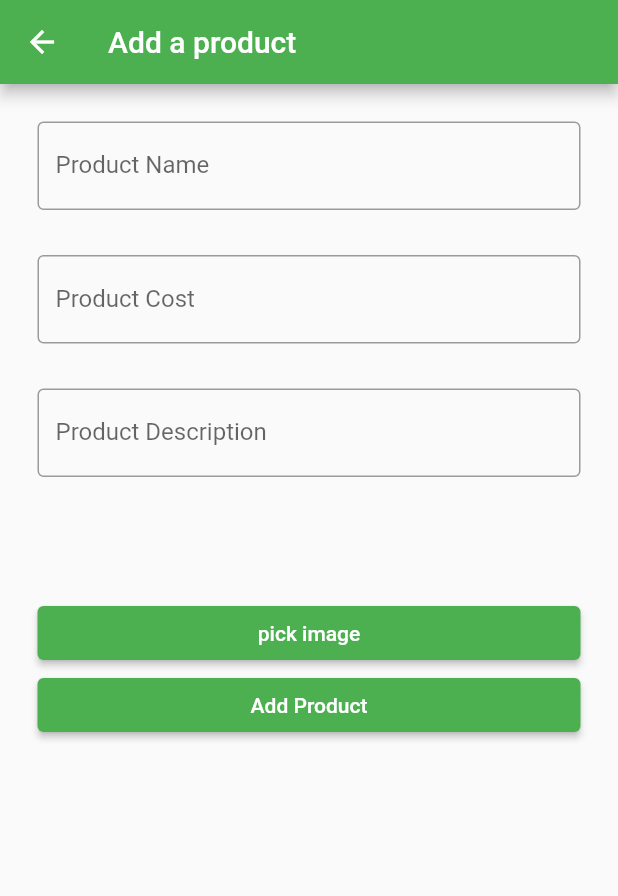
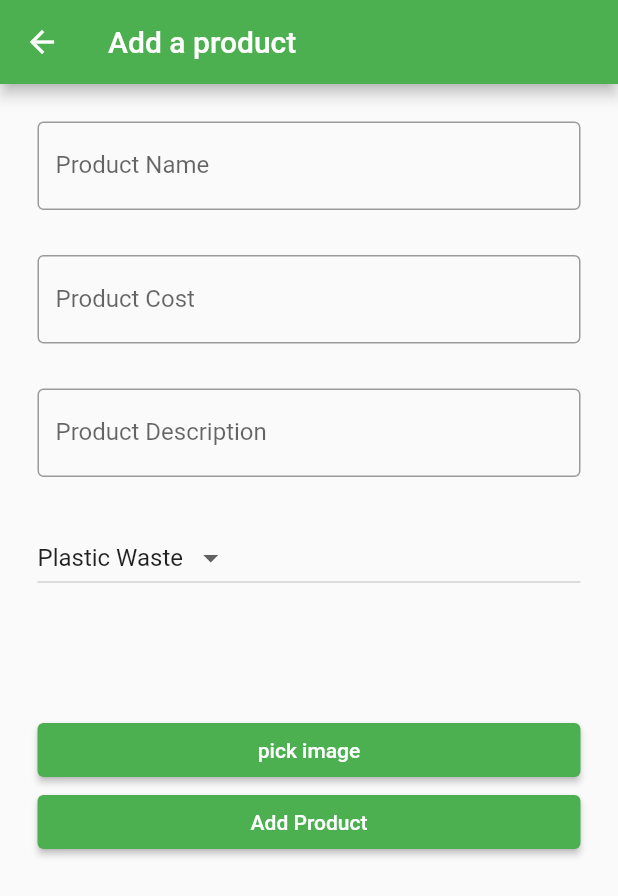
Before and after one commit to Sawansunar56/Project-Karma, a Flutter app: the AddProductPage screen opened directly, on a phone screen of 412 x 824 dp. Shown: the top 896 px of the screen. Run offline on Flutter 3.47's test engine with Material 2 defaults, Android fonts, the light colour scheme and no system bars; our stand-ins replace cloud_firestore, firebase_auth, firebase_core, firebase_database, firebase_storage, image_picker and 1 more; accounts and stored records are empty.

Commit message:
Grid View and Product Type

```diff
--- a/lib/pages/product/add_product.dart
+++ b/lib/pages/product/add_product.dart
@@ -6,20 +6,40 @@ import 'package:firebase_storage/firebase_storage.dart';
 import 'package:flutter/material.dart';
 import 'package:image_picker/image_picker.dart';
 
-class AddProductPage extends StatelessWidget {
+class AddProductPage extends StatefulWidget {
   AddProductPage({super.key});
+
+  @override
+  State<AddProductPage> createState() => _AddProductPageState();
+}
+
+class _AddProductPageState extends State<AddProductPage> {
   final String? userId = FirebaseAuth.instance.currentUser?.uid;
 
   final TextEditingController _nameController = TextEditingController(text: "");
+
   final TextEditingController _descriptionController = TextEditingController();
+
   final TextEditingController _costController = TextEditingController();
+
   XFile? image;
+
+  List<String> dropdownItems = ['Plastic Waste', 'Recycle Waste'];
+
+  late String selectedDropdownItem;
+
+  @override
+  void initState() {
+    super.initState();
+    selectedDropdownItem = dropdownItems[0]; // Set the initial selected item
+  }
 
   @override
   void dispose() {
     _nameController.dispose();
     _descriptionController.dispose();
     _costController.dispose();
+    super.dispose();
   }
 
   Future<List<String>> getUserDetails() async {
@@ -48,6 +68,7 @@ class AddProductPage extends StatelessWidget {
       'productCost': _costController.text,
       'productDescription': _descriptionController.text,
       'productImage': image_url,
+      'productType': selectedDropdownItem,
     });
   }
 
@@ -107,6 +128,26 @@ class AddProductPage extends StatelessWidget {
                   labelText: 'Product Description'),
             ),
             SizedBox(
+              height: 30,
+            ),
+            DropdownButton<String>(
+              value: selectedDropdownItem,
+              onChanged: (String? newValue) {
+                if (newValue != null) {
+                  setState(() {
+                    selectedDropdownItem = newValue;
+                  });
+                }
+              },
+              items:
+                  dropdownItems.map<DropdownMenuItem<String>>((String value) {
+                return DropdownMenuItem<String>(
+                  value: value,
+                  child: Text(value),
+                );
+              }).toList(),
+            ),
+            SizedBox(
               height: 80,
             ),
             ElevatedButton(
--- a/lib/pages/product/product.dart
+++ b/lib/pages/product/product.dart
@@ -46,8 +46,8 @@ class ProductDetailsPage extends StatelessWidget {
             ),
             const SizedBox(height: 20),
             Text(
-              product['sellerNumber'],
-              style: TextStyle(letterSpacing: 1.6),
+              "Seller Number: ${product['sellerNumber']}",
+              style: TextStyle(letterSpacing: 1.0),
             ),
             const SizedBox(height: 20),
             Text(product['productDescription']),
@@ -55,6 +55,7 @@ class ProductDetailsPage extends StatelessWidget {
             ElevatedButton(
               onPressed: () {
                 buyProduct();
+                Navigator.of(context).pop();
               },
               // add product to cart
               child: Text('Buy'),
```
Also changed, not shown: lib/pages/product/buy.dart (+45 -9 lines), lib/pages/product/product_orders.dart (+7 -2 lines), lib/pages/product/sell.dart (+35 -5 lines).
